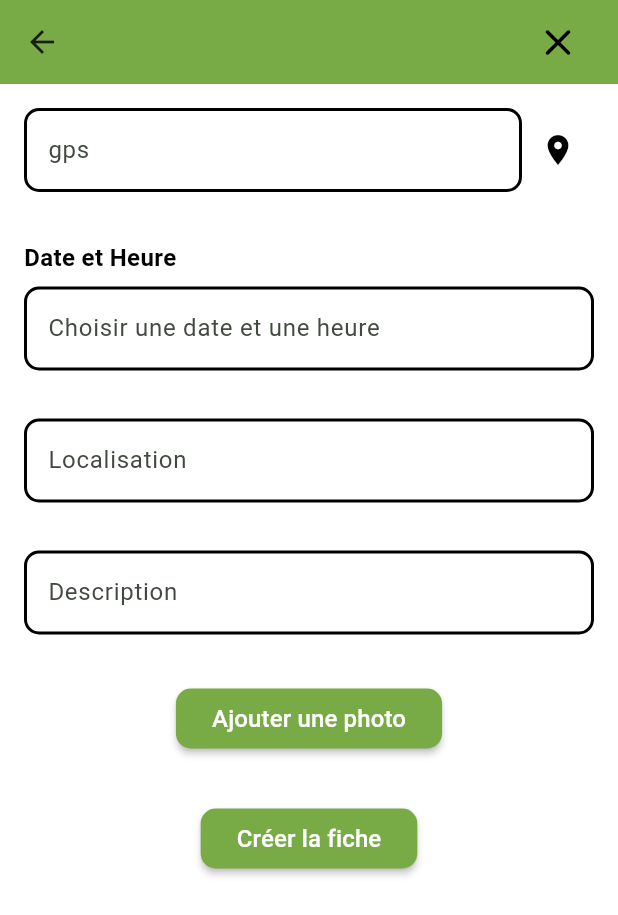
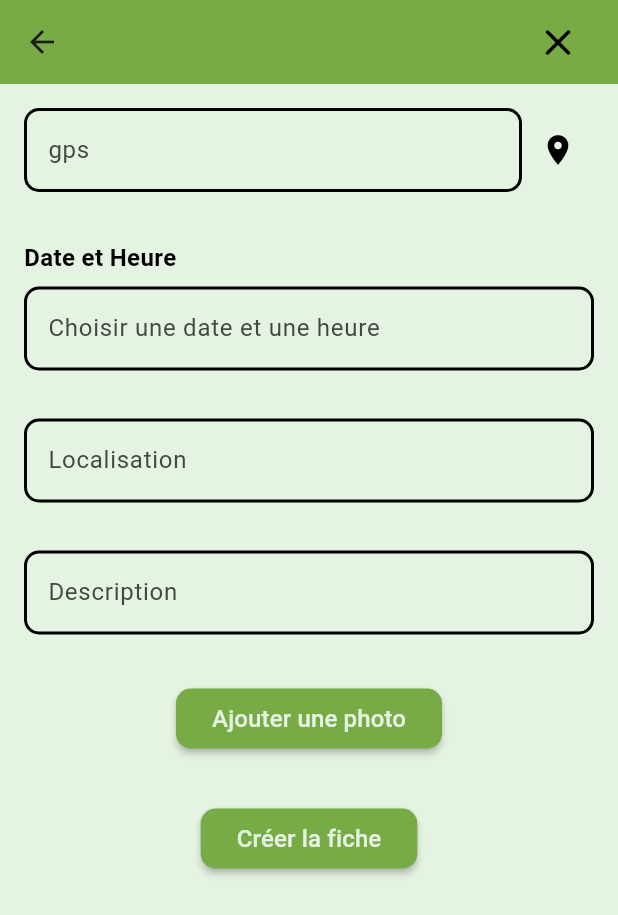
Before and after one commit to Fafary/MMM-Project, a Flutter app: the FicheScreen screen opened directly with empty values, on a phone screen of 412 x 824 dp. Shown: the top 915 px of the screen. Run offline on Flutter 3.47's test engine with Material 2 defaults, Android fonts, the phone set to English and light mode, and no system bars; our stand-ins replace carousel_slider, cloud_firestore, datetime_picker_formfield, firebase_auth, firebase_core, firebase_messaging and 4 more; accounts and stored records are empty; Roboto replaces fonts that are missing (Outfit).

Commit message:
Application theme sur creation fiche

```diff
--- a/lib/dir_fiche/creation_fiche.dart
+++ b/lib/dir_fiche/creation_fiche.dart
@@ -68,7 +68,7 @@ class FicheScreenWidgetState extends State<FicheScreen> {
           : FocusScope.of(context).unfocus(),
       child: Scaffold(
         key: scaffoldKey,
-        backgroundColor: Colors.white,
+        backgroundColor: Color(0xFFE5F3E2),
         appBar: AppBar(
           backgroundColor: const Color(0xFF78AB46), // Couleur de la barre d'en-tête
           actions: [
@@ -212,7 +212,7 @@ class FicheScreenWidgetState extends State<FicheScreen> {
                       style: TextStyle(
                         fontSize: 16,
                         fontFamily: 'Outfit',
-                        color: Colors.white,
+                        color: Color(0xFFE5F3E2),
                       ),
                     ),
                   ),
@@ -261,7 +261,7 @@ class FicheScreenWidgetState extends State<FicheScreen> {
                       style: TextStyle(
                         fontSize: 16,
                         fontFamily: 'Outfit',
-                        color: Colors.white,
+                        color: Color(0xFFE5F3E2),
                       ),
                     ),
                   ),
```
